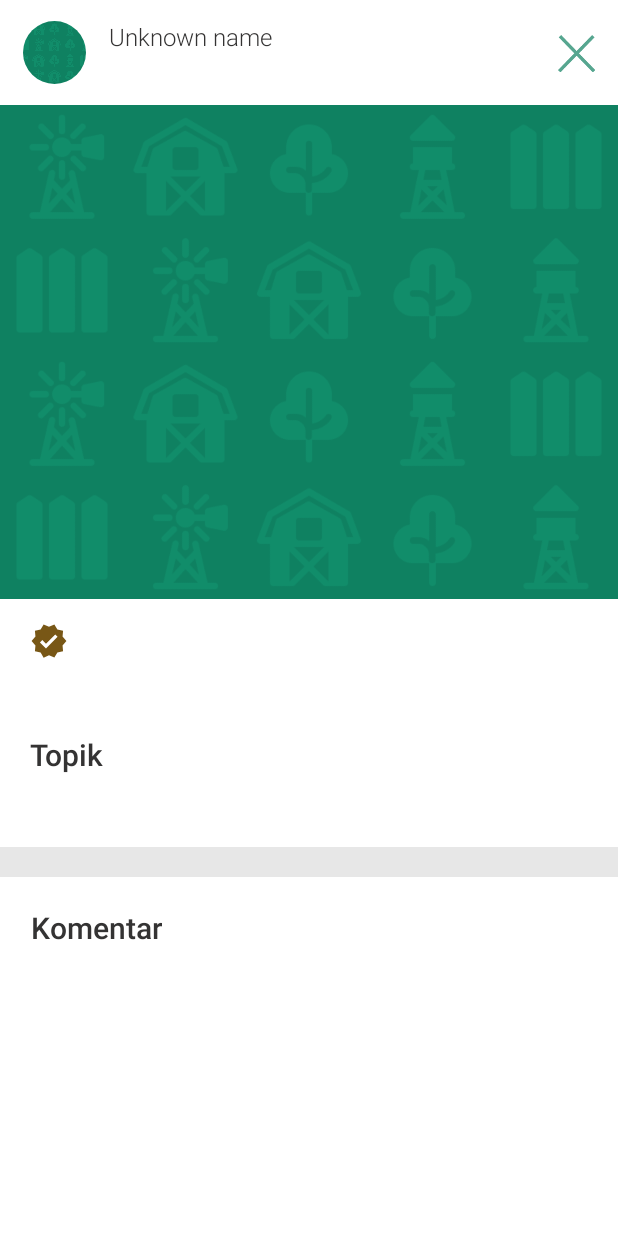
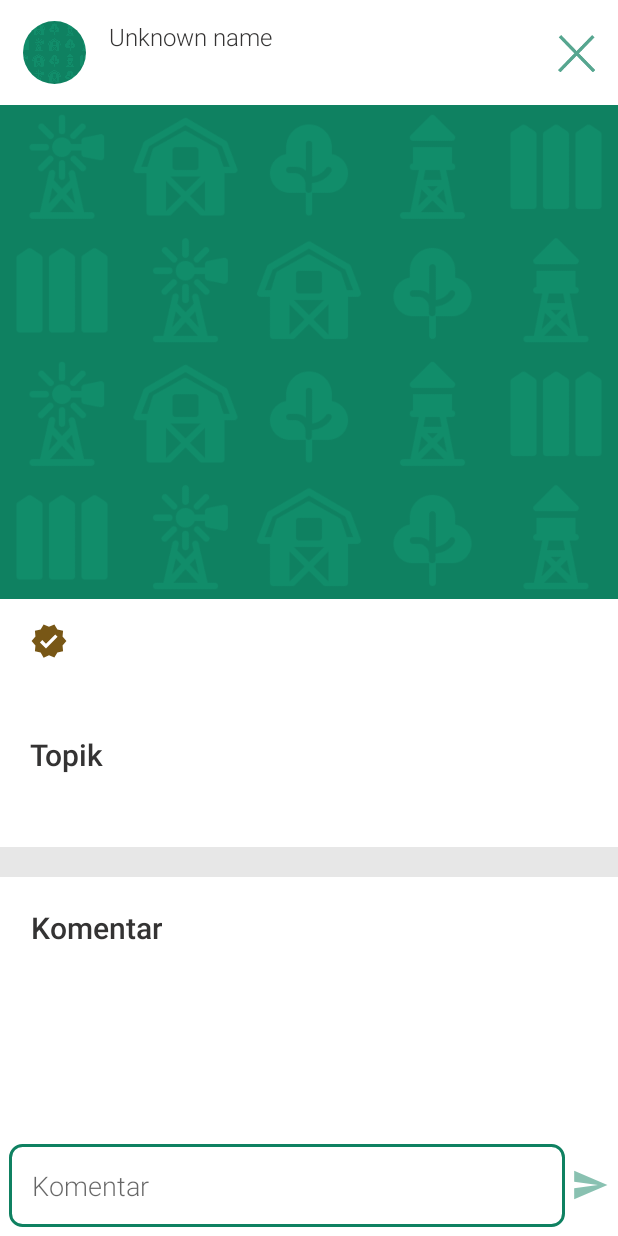
Before and after one commit to Monica255/eFarm, an Android app: the DetailForumPostActivity screen opened directly, with no data from a screen before it, on a phone screen of 412 x 824 dp. Run offline under Robolectric (Android 15) with nearby library versions, the phone set to English and light mode, and no system bars; our stand-ins replace CircleImageView, Dagger/Hilt's generated code, Firebase (no records; nobody signed in at launch, a user with empty details on screens opened directly), FlexboxLayout, paging; libraries missing offline, so code that uses them is left out: com.google.android.flexbox; pictures from the network do not load; 3 statements that could not run were skipped.

Commit message:
Creating upload comment feature Paging list automatically updated when upload new comment
Note:
Get comments using if_forum
Get comment count from comments list (ForumPost Data)

```diff
--- a/app/src/main/java/com/example/efarm/core/data/source/remote/firebase/CommentForumPagingStore.kt
+++ b/app/src/main/java/com/example/efarm/core/data/source/remote/firebase/CommentForumPagingStore.kt
@@ -53,7 +53,7 @@ class CommentForumPagingStore (
             //list= mutableListOf()
 
 
-//            Log.d("TAG","list c "+list)
+            Log.d("CMT","list c "+list)
 //            list=currentPage.toObjects(CommentForumPost::class.java)
             LoadResult.Page(
                 data = list,
--- a/app/src/main/java/com/example/efarm/core/data/source/repository/ForumRepository.kt
+++ b/app/src/main/java/com/example/efarm/core/data/source/repository/ForumRepository.kt
@@ -21,6 +21,7 @@ class ForumRepository @Inject constructor(
     override fun likeForumPost(forumPost: ForumPost): Flow<Resource<Pair<Boolean, String?>>> =firebaseDataSource.likeForumPost(forumPost)
     override fun getDetailForum(idForum: String): Flow<Resource<ForumPost>> = firebaseDataSource.getDetailForum(idForum)
     override suspend fun getTopics(topics: List<String>): Flow<Resource<List<Topic>>> = firebaseDataSource.getTopics(topics)
-    override fun getComments(comments:List<String>,idBestComment:CommentForumPost?): Flow<PagingData<CommentForumPost>> = firebaseDataSource.getComments(comments,idBestComment)
+    override fun getComments(idForum:String,idBestComment:CommentForumPost?): Flow<PagingData<CommentForumPost>> = firebaseDataSource.getComments(idForum,idBestComment)
     override suspend fun getBestComment(idComment: String): Flow<Resource<CommentForumPost>> = firebaseDataSource.getBestComment(idComment)
+    override suspend fun sendComment(comment: CommentForumPost): Flow<Resource<String>> = firebaseDataSource.sendComment(comment)
 }
--- a/app/src/main/java/com/example/efarm/core/domain/repository/IForumRepository.kt
+++ b/app/src/main/java/com/example/efarm/core/domain/repository/IForumRepository.kt
@@ -23,7 +23,9 @@ interface IForumRepository {
 
     suspend fun getTopics(topics:List<String>): Flow<Resource<List<Topic>>>
 
-    fun getComments(comments:List<String>,idBestComment:CommentForumPost?): Flow<PagingData<CommentForumPost>>
+    fun getComments(idForum:String,idBestComment:CommentForumPost?): Flow<PagingData<CommentForumPost>>
 
     suspend fun getBestComment(idComment:String):Flow<Resource<CommentForumPost>>
+
+    suspend fun sendComment(comment:CommentForumPost):Flow<Resource<String>>
 }
--- a/app/src/main/java/com/example/efarm/core/domain/usecase/ForumInteractor.kt
+++ b/app/src/main/java/com/example/efarm/core/domain/usecase/ForumInteractor.kt
@@ -22,8 +22,9 @@ class ForumInteractor @Inject constructor(
 
     override fun likeForumPost(forumPost: ForumPost): Flow<Resource<Pair<Boolean, String?>>> =repo.likeForumPost(forumPost)
     override fun getDetailForum(idForum: String): Flow<Resource<ForumPost>> = repo.getDetailForum(idForum)
-    override suspend fun getTopics(topics: List<String>): Flow<Resource<List<Topic>>> = repo.getTopics(topics)
-    override fun getComments(comments:List<String>,idBestComment:CommentForumPost?): Flow<PagingData<CommentForumPost>> = repo.getComments(comments,idBestComment)
+    override suspend fun getTopics(topics: List<String>) = repo.getTopics(topics)
+    override fun getComments(idForum:String,idBestComment:CommentForumPost?): Flow<PagingData<CommentForumPost>> = repo.getComments(idForum,idBestComment)
     override suspend fun getBestComment(idComment: String): Flow<Resource<CommentForumPost>> = repo.getBestComment(idComment)
+    override suspend fun sendComment(comment: CommentForumPost): Flow<Resource<String>> = repo.sendComment(comment)
 
 }
--- a/app/src/main/java/com/example/efarm/core/domain/usecase/ForumUseCase.kt
+++ b/app/src/main/java/com/example/efarm/core/domain/usecase/ForumUseCase.kt
@@ -23,7 +23,9 @@ interface ForumUseCase {
 
     suspend fun getTopics(topics:List<String>): Flow<Resource<List<Topic>>>
 
-    fun getComments(comments:List<String>,idBestComment:CommentForumPost?): Flow<PagingData<CommentForumPost>>
+    fun getComments(idForum:String,idBestComment:CommentForumPost?): Flow<PagingData<CommentForumPost>>
 
     suspend fun getBestComment(idComment:String):Flow<Resource<CommentForumPost>>
+
+    suspend fun sendComment(comment:CommentForumPost):Flow<Resource<String>>
 }
--- a/app/src/main/java/com/example/efarm/core/util/DateConverter.kt
+++ b/app/src/main/java/com/example/efarm/core/util/DateConverter.kt
@@ -47,4 +47,6 @@ object DateConverter {
         return output.toString()
     }
 
+    fun getCurrentTimestamp():Long=System.currentTimeMillis()
+
 }
--- a/app/src/main/java/com/example/efarm/ui/SplashScreen/SplashActivity.kt
+++ b/app/src/main/java/com/example/efarm/ui/SplashScreen/SplashActivity.kt
@@ -24,7 +24,7 @@ class SplashActivity : AppCompatActivity() {
         super.onCreate(savedInstanceState)
         binding=ActivitySplashBinding.inflate(layoutInflater)
         setContentView(binding.root)
-//        FirebaseAuth.getInstance().signOut()
+        FirebaseAuth.getInstance().signOut()
         Handler(Looper.getMainLooper()).postDelayed({
             try {
                 val intent: Intent = if (viewModel.currentUser != null) {
--- a/app/src/main/java/com/example/efarm/ui/forum/ForumViewModel.kt
+++ b/app/src/main/java/com/example/efarm/ui/forum/ForumViewModel.kt
@@ -65,9 +65,11 @@ class ForumViewModel @Inject constructor(
     suspend fun getTopics(topics: List<String>) = forumUseCase.getTopics(topics).asLiveData()
     fun getDetailForum(idForum:String)=forumUseCase.getDetailForum(idForum).asLiveData()
 
-    fun getComments(comments:List<String>,idBestComment:CommentForumPost?)=forumUseCase.getComments(comments,idBestComment).asLiveData()
+    fun getComments(idForum:String,idBestComment:CommentForumPost?)=forumUseCase.getComments(idForum,idBestComment).asLiveData()
 
     suspend fun getBestComment(idComment:String)=forumUseCase.getBestComment(idComment).asLiveData()
+
+    suspend fun sendComment(comment:CommentForumPost)=forumUseCase.sendComment(comment).asLiveData()
     private fun applyEventsForumPost(
         paging: PagingData<ForumPost>,
         ViewEvents: ViewEventsForumPost
--- /dev/null
+++ b/app/src/main/res/drawable/bg_edit_text_outlined.xml
@@ -0,0 +1,7 @@
+<shape xmlns:android="http://schemas.android.com/apk/res/android">
+    <solid android:color="@android:color/transparent"/>
+    <stroke
+        android:color="@color/green"
+        android:width="2dp"/>
+    <corners android:radius="8dp"/>
+</shape>
--- /dev/null
+++ b/app/src/main/res/drawable/icon_send.xml
@@ -0,0 +1,5 @@
+<vector android:autoMirrored="true" android:height="24dp"
+    android:tint="@color/light_green" android:viewportHeight="24"
+    android:viewportWidth="24" android:width="24dp" xmlns:android="http://schemas.android.com/apk/res/android">
+    <path android:fillColor="@android:color/white" android:pathData="M2.01,21L23,12 2.01,3 2,10l15,2 -15,2z"/>
+</vector>
--- /dev/null
+++ b/app/src/main/res/drawable/icon_send_pressed.xml
@@ -0,0 +1,5 @@
+<vector android:autoMirrored="true" android:height="24dp"
+    android:tint="@color/green" android:viewportHeight="24"
+    android:viewportWidth="24" android:width="24dp" xmlns:android="http://schemas.android.com/apk/res/android">
+    <path android:fillColor="@android:color/white" android:pathData="M2.01,21L23,12 2.01,3 2,10l15,2 -15,2z"/>
+</vector>
--- /dev/null
+++ b/app/src/main/res/drawable/selector_btn_send.xml
@@ -0,0 +1,12 @@
+<?xml version="1.0" encoding="utf-8"?>
+<selector xmlns:android="http://schemas.android.com/apk/res/android">
+    <item
+        android:state_pressed="false"
+        android:drawable="@drawable/icon_send"
+        />
+
+    <item
+        android:state_pressed="true"
+        android:drawable="@drawable/icon_send_pressed"
+        />
+</selector>
--- a/app/src/main/res/layout/activity_detail_forum_post.xml
+++ b/app/src/main/res/layout/activity_detail_forum_post.xml
@@ -70,8 +70,9 @@
         </androidx.constraintlayout.widget.ConstraintLayout>
 
         <androidx.core.widget.NestedScrollView
+            android:layout_weight="1"
             android:layout_width="match_parent"
-            android:layout_height="match_parent">
+            android:layout_height="0dp">
             <LinearLayout
                 android:background="@color/light_grey"
                 android:orientation="vertical"
@@ -182,6 +183,64 @@
             </LinearLayout>
 
         </androidx.core.widget.NestedScrollView>
+        <LinearLayout
+            android:orientation="horizontal"
+            android:padding="6dp"
+            android:layout_width="match_parent"
+            android:layout_height="wrap_content">
+            <LinearLayout
+                android:visibility="gone"
+                android:layout_gravity="center"
+                android:gravity="center_horizontal"
+                android:layout_marginTop="6dp"
+                android:layout_marginRight="6dp"
+                android:orientation="vertical"
+                android:layout_width="wrap_content"
+                android:layout_height="wrap_content">
+                <CheckBox
+                    android:gravity="center_horizontal"
+                    android:id="@+id/cb_like"
+                    android:layout_width="25dp"
+                    android:layout_height="25dp"
+                    android:layout_gravity="center_horizontal"
+                    android:background="@drawable/selector_like"
+                    android:button="@android:color/transparent"
+                    android:checked="true" />
+                <TextView
+                    android:id="@+id/tv_like_count"
+                    style="@style/SubTitleText"
+                    android:layout_width="wrap_content"
+                    android:layout_height="wrap_content"
+                    android:layout_gravity="center_vertical"
+                    android:textColor="@color/green"
+                    android:maxLines="1"
+                    android:text="2000" />
+            </LinearLayout>
+
+            <EditText
+                android:maxLines="5"
+                android:textAlignment="textStart"
+                style="@style/TextStyle"
+                android:id="@+id/et_komentar"
+                android:padding="15dp"
+                android:layout_width="0dp"
+                android:layout_weight="1"
+                android:layout_height="wrap_content"
+                android:hint="Komentar"
+                android:background="@drawable/bg_edit_text_outlined"/>
+
+            <androidx.appcompat.widget.AppCompatButton
+                android:layout_marginStart="4dp"
+                android:layout_gravity="center_vertical"
+                android:button="@android:color/transparent"
+                android:id="@+id/btn_send"
+                android:background="@drawable/selector_btn_send"
+                android:layout_width="25dp"
+                android:layout_height="25dp"/>
+
+
+        </LinearLayout>
+
     </LinearLayout>
     <ProgressBar
         android:id="@+id/pb_loading"
--- a/app/src/main/res/values/colors.xml
+++ b/app/src/main/res/values/colors.xml
@@ -14,4 +14,5 @@
     <color name="red">#C35252</color>
     <color name="brown">#785716</color>
     <color name="light_grey">#E7E7E7</color>
+    <color name="light_green">#89C1B1</color>
 </resources>
```
Also changed, not shown: app/src/main/java/com/example/efarm/core/data/source/remote/firebase/FirebaseDataSource.kt (+38 -4 lines), app/src/main/java/com/example/efarm/ui/forum/DetailForumPostActivity.kt (+107 -30 lines).
